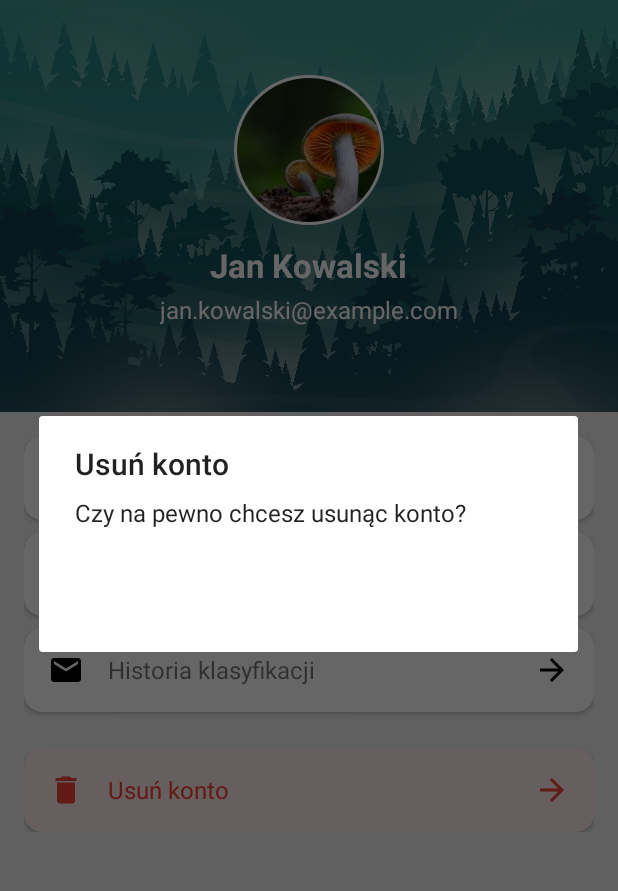
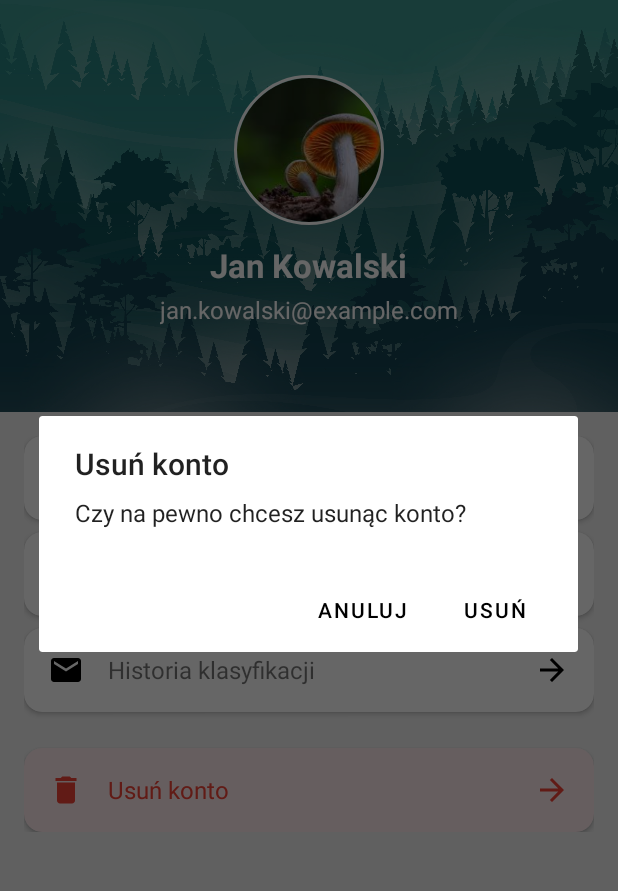
Before and after one commit to LukaszWoloszyn/mushroomApp, an Android app built with Jetpack Compose: the ProfileActivity screen opened directly, with no data from a screen before it, after a tap on "Usuń konto", on a phone screen of 412 x 824 dp, the part 84-975 px from its top. Run offline under Robolectric (Android 15) with nearby library versions, the phone set to English and light mode, and no system bars; our stand-ins replace CircleImageView; 1 statement that could not run was skipped.

Commit message:
Obsłużenie przycisku 'Usuń konto'

```diff
--- a/app/src/main/java/com/example/mushroomapp/EditProfileActivity.kt
+++ b/app/src/main/java/com/example/mushroomapp/EditProfileActivity.kt
@@ -1,10 +1,8 @@
 package com.example.mushroomapp
 
-import BaseActivity
 import android.os.Bundle
 import android.widget.Button
 import android.widget.EditText
-import android.widget.ImageButton
 import android.widget.Toast
 import androidx.appcompat.app.AppCompatActivity
 import com.example.mushroomapp.data.model.User
--- a/app/src/main/java/com/example/mushroomapp/ProfileActivity.kt
+++ b/app/src/main/java/com/example/mushroomapp/ProfileActivity.kt
@@ -8,6 +8,7 @@ import android.widget.Toast
 import androidx.appcompat.app.AlertDialog
 import com.example.mushroomapp.data.repository.UserRepository
 import com.google.android.material.card.MaterialCardView
+import com.google.android.material.dialog.MaterialAlertDialogBuilder
 import de.hdodenhof.circleimageview.CircleImageView
 
 class ProfileActivity : BaseActivity() {
@@ -78,7 +79,7 @@ class ProfileActivity : BaseActivity() {
     }
 
     private fun showDeleteAccountDialog() {
-        AlertDialog.Builder(this)
+        AlertDialog.Builder(this, R.style.AlertDialogStyle)
             .setTitle("Usuń konto")
             .setMessage("Czy na pewno chcesz usunąc konto?")
             .setPositiveButton("Usuń") { _, _ ->
@@ -93,13 +94,13 @@ class ProfileActivity : BaseActivity() {
         val userId = userDetails["user_id"]?.toIntOrNull() ?: -1
 
         if (userId != -1) {
-            val success = true
+            val success = userRepository.deleteUser(userId)
 
             if (success) {
                 sessionManager.logout()
                 Toast.makeText(this, "Konto zostało usunięte", Toast.LENGTH_SHORT).show()
 
-                val intent = Intent(this, LoginActivity::class.java)
+                val intent = Intent(this, MainActivity::class.java)
                 intent.flags = Intent.FLAG_ACTIVITY_NEW_TASK or Intent.FLAG_ACTIVITY_CLEAR_TASK
                 startActivity(intent)
                 finish()
--- a/app/src/main/java/com/example/mushroomapp/SessionManager.kt
+++ b/app/src/main/java/com/example/mushroomapp/SessionManager.kt
@@ -13,6 +13,7 @@ class SessionManager(context: Context) {
         private const val KEY_USERNAME = "username"
         private const val KEY_EMAIL = "email"
         private const val KEY_NAME = "name"
+        private const val KEY_SURNAME = "surname"
     }
 
     fun createSession(user: User) {
@@ -21,6 +22,7 @@ class SessionManager(context: Context) {
             putString(KEY_USERNAME, user.username)
             putString(KEY_EMAIL, user.email)
             putString(KEY_NAME, user.name)
+            putString(KEY_SURNAME, user.surname)
             apply()
         }
     }
@@ -35,6 +37,7 @@ class SessionManager(context: Context) {
         user[KEY_USERNAME] = sharedPreferences.getString(KEY_USERNAME, null)
         user[KEY_EMAIL] = sharedPreferences.getString(KEY_EMAIL, null)
         user[KEY_NAME] = sharedPreferences.getString(KEY_NAME, null)
+        user[KEY_SURNAME] = sharedPreferences.getString(KEY_SURNAME, null)
 
         return user
     }
--- a/app/src/main/res/layout/activity_edit_profile.xml
+++ b/app/src/main/res/layout/activity_edit_profile.xml
@@ -41,7 +41,7 @@
                 android:drawableStart="@drawable/baseline_person_24"
                 android:drawablePadding="@dimen/margin_medium"
                 android:hint="Imię"
-                android:inputType="textPassword"
+                android:inputType="text"
                 android:minHeight="@dimen/input_min_height"
                 android:textSize="@dimen/text_medium" />
 
@@ -55,7 +55,7 @@
                 android:drawableStart="@drawable/baseline_person_24"
                 android:drawablePadding="@dimen/margin_medium"
                 android:hint="Nazwisko"
-                android:inputType="textPassword"
+                android:inputType="text"
                 android:minHeight="@dimen/input_min_height"
                 android:textSize="@dimen/text_medium" />
 
@@ -69,7 +69,7 @@
                 android:drawableStart="@drawable/baseline_email_24"
                 android:drawablePadding="@dimen/margin_medium"
                 android:hint="Email"
-                android:inputType="textPassword"
+                android:inputType="text"
                 android:minHeight="@dimen/input_min_height"
                 android:textSize="@dimen/text_medium" />
 
--- a/app/src/main/res/values/styles.xml
+++ b/app/src/main/res/values/styles.xml
@@ -4,4 +4,13 @@
         <item name="colorPrimaryDark">@color/purple_700</item>
         <item name="colorAccent">@color/teal_200</item>
     </style>
+
+    <style name="AlertDialogStyle" parent="ThemeOverlay.MaterialComponents.Dialog.Alert">
+        <item name="buttonBarPositiveButtonStyle">@style/DialogButtonStyle</item>
+        <item name="buttonBarNegativeButtonStyle">@style/DialogButtonStyle</item>
+    </style>
+
+    <style name="DialogButtonStyle" parent="Widget.MaterialComponents.Button.TextButton">
+        <item name="android:textColor">@color/black</item> <!-- Użyj koloru, który jest widoczny -->
+    </style>
 </resources>
```
Also changed, not shown: app/src/main/java/com/example/mushroomapp/data/repository/UserRepository.kt (+19 -0 lines), app/src/main/res/layout/activity_profile.xml (+0 -16 lines).
